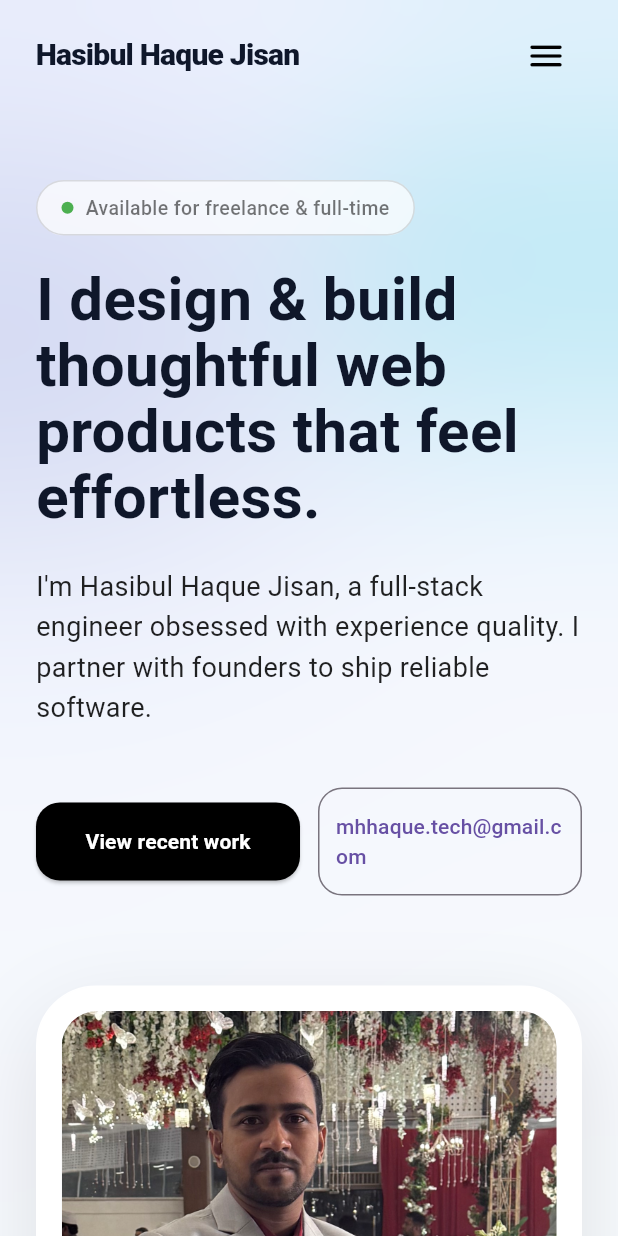
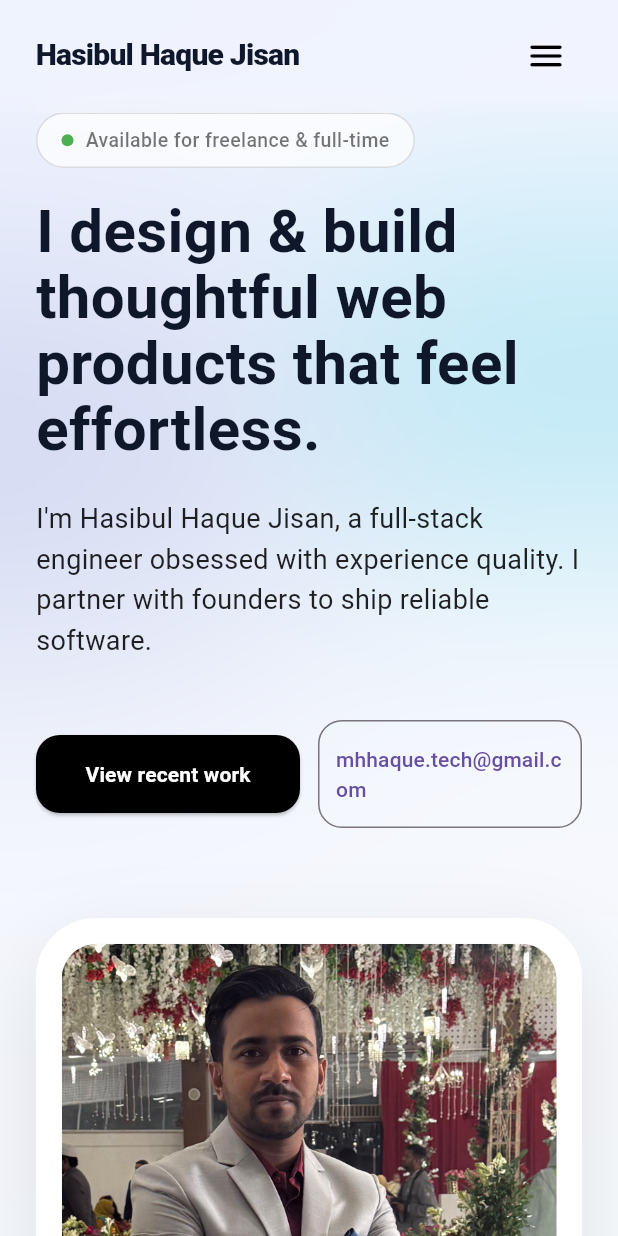
Before and after one commit to MHHJisan/self_portfolio_app, a Flutter app: the screen it shows after launch, on a phone screen of 412 x 824 dp. Run offline on Flutter 3.47's test engine with Material 3 defaults, Android fonts, the phone set to English and light mode, and no system bars; our stand-ins replace font_awesome_flutter, open_filex.

```diff
--- a/lib/main.dart
+++ b/lib/main.dart
@@ -93,6 +93,10 @@ class _HomeScreenState extends State<HomeScreen> {
 
   @override
   Widget build(BuildContext context) {
+    // Calculate height dynamically to account for the phone's notch/status bar
+    final double topPadding = MediaQuery.of(context).padding.top;
+    final double navBarHeight = 75 + topPadding;
+
     return Scaffold(
       endDrawer: _buildDrawer(),
       body: Stack(
@@ -102,6 +106,7 @@ class _HomeScreenState extends State<HomeScreen> {
             controller: _scrollController,
             child: Column(
               children: [
+                SizedBox(height: navBarHeight),
                 HeroSection(key: heroSectionKey),
                 AboutSection(key: aboutSectionKey),
                 ProjectSection(key: projectsSectionKey),
@@ -227,7 +232,7 @@ class BackgroundWrapper extends StatelessWidget {
             colors: [
               isDark
                   ? const Color(0xFF020617)
-                  : const Color(0xFFEEF2FF).withValues(alpha: 0.9),
+                  : const Color(0xFFEEF2FF).withOpacity(0.9),
               Theme.of(context).scaffoldBackgroundColor,
             ],
           ),
--- a/lib/sections/hero_section.dart
+++ b/lib/sections/hero_section.dart
@@ -32,7 +32,6 @@ class HeroSection extends StatelessWidget {
         // --- 2. Main Content ---
         Container(
           padding: EdgeInsets.only(
-            top: isMobile ? 120 : 180,
             left: 24,
             right: 24,
             bottom: 80,
--- a/lib/widgets/glass_nav.dart
+++ b/lib/widgets/glass_nav.dart
@@ -79,6 +79,10 @@ class GlassNavbar extends StatelessWidget {
                         _navLink("Skills", isDark, onSkillsTap),
                         _navLink("About", isDark, onAboutTap),
                         _navLink("Services", isDark, onServicesTap),
+                        _navLink("Services", isDark, onServicesTap),
+                        _navLink("Projects", isDark, onProjectTap),
+                        _navLink("Experience", isDark, onExperienceTap),
+                        _navLink("Contact", isDark, onContactTap),
                         const SizedBox(width: 16), // Space before the button
                         _ctaButton(), // Let's Talk button appears immediately after links
                       ],
```
Also changed, not shown: 1 other file.
